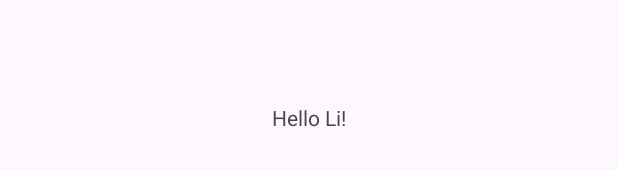
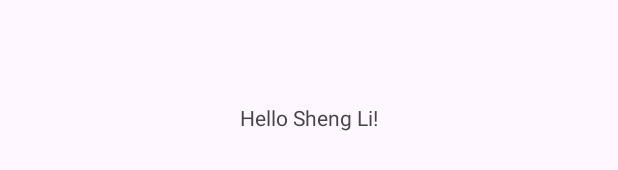
Before and after one commit to tigerneer/githubTraining, an Android app: the layout activity_main.xml on its own in the app's theme, with its tools: preview values and no code run, on a phone screen of 412 x 824 dp. Shown: the part 501-671 px from the top of the screen. Run offline under Robolectric (Android 15) with nearby library versions, the phone set to English and light mode, and no system bars.

Commit message:
3rd commit

```diff
--- a/app/src/main/java/com/example/gittraining/MainActivity.kt
+++ b/app/src/main/java/com/example/gittraining/MainActivity.kt
@@ -8,5 +8,8 @@ class MainActivity : AppCompatActivity() {
         super.onCreate(savedInstanceState)
         setContentView(R.layout.activity_main)
 
+
+
+
     }
 }
--- a/app/src/main/res/layout/activity_main.xml
+++ b/app/src/main/res/layout/activity_main.xml
@@ -9,7 +9,7 @@
     <TextView
         android:layout_width="wrap_content"
         android:layout_height="wrap_content"
-        android:text="Hello Li!"
+        android:text="Hello Sheng Li!"
         app:layout_constraintBottom_toBottomOf="parent"
         app:layout_constraintEnd_toEndOf="parent"
         app:layout_constraintStart_toStartOf="parent"
```
